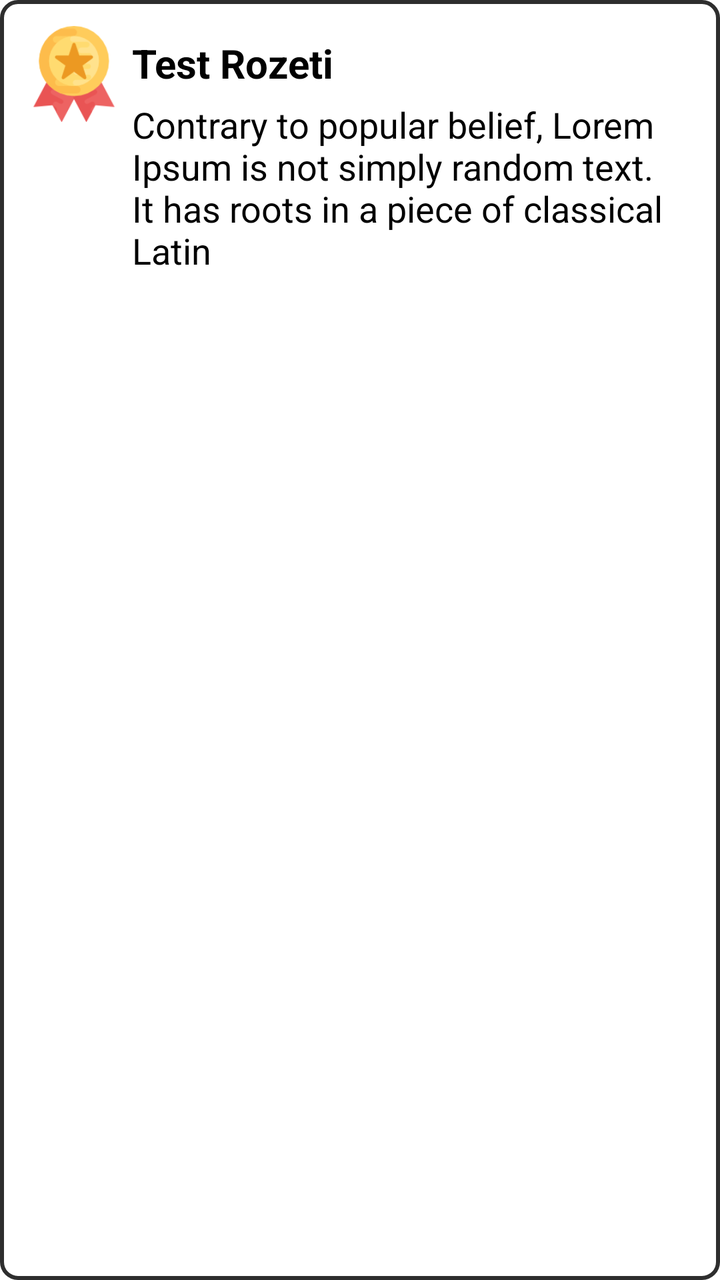
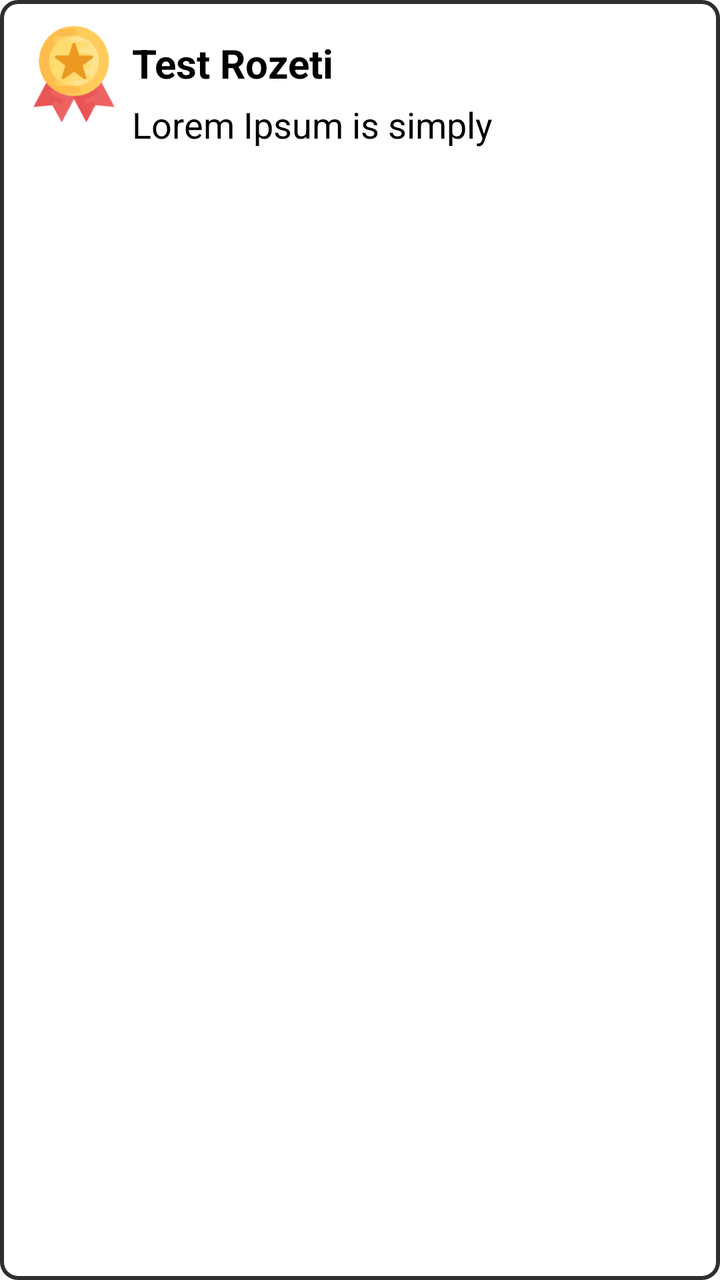

Two renders of the same Android screen: before a commit and after it. Below are the layout's source before the change and the commit's diff.
<!-- AndroidManifest.xml: application theme Theme.Yolcu -->
<!-- res/layout/rozet_list.xml -->
<androidx.constraintlayout.widget.ConstraintLayout xmlns:android="http://schemas.android.com/apk/res/android"
    xmlns:app="http://schemas.android.com/apk/res-auto"
    android:layout_width="match_parent"
    android:layout_height="wrap_content"
    android:orientation="horizontal"
    android:background="@drawable/rozet_bg"
    android:padding="8dp"
    android:layout_margin="5dp">

    <ImageView
        android:id="@+id/badgeIcon"
        android:layout_width="48dp"
        android:layout_height="48dp"
        android:layout_margin="5dp"
        android:contentDescription="@string/badge_icon"
        android:src="@drawable/medal"
        app:layout_constraintStart_toStartOf="parent"
        app:layout_constraintTop_toTopOf="parent" />


    <TextView
        android:id="@+id/badgeName"
        android:layout_width="wrap_content"
        android:layout_height="wrap_content"
        android:layout_margin="5dp"
        android:text="Test Rozeti"
        android:textSize="20sp"
        android:textStyle="bold"
        app:layout_constraintStart_toEndOf="@id/badgeIcon"
        app:layout_constraintTop_toTopOf="@id/badgeIcon" />

    <TextView
        android:id="@+id/badgeDescription"
        android:layout_width="0dp"
        android:layout_height="wrap_content"
        android:layout_margin="5dp"
        android:text="Contrary to popular belief, Lorem Ipsum is not simply random text. It has roots in a piece of classical Latin"
        android:textSize="18sp"
        app:layout_constraintEnd_toEndOf="parent"
        app:layout_constraintStart_toEndOf="@id/badgeIcon"
        app:layout_constraintTop_toBottomOf="@id/badgeName" />

</androidx.constraintlayout.widget.ConstraintLayout>
<!-- resources referenced by this layout -->
<resources>
  <!-- drawable medal: png bitmap (drawable, 6739 bytes) -->
  <!-- drawable rozet_bg (drawable) -->
  <?xml version="1.0" encoding="utf-8"?>
  <shape xmlns:android="http://schemas.android.com/apk/res/android"
      android:shape="rectangle">
      <stroke
          android:width="2dp"
      android:color="@color/infoGameText"/>
      <corners android:radius="8dp"/>
  </shape>
  <string name="badge_icon">rozet simge</string>
  <style name="Theme.Yolcu" parent="Theme.MaterialComponents.DayNight.DarkActionBar">
          
          <item name="colorPrimary">#9CCC65</item>
          <item name="colorPrimaryVariant">#43A047</item>
          <item name="colorOnPrimary">@color/white</item>
          
          <item name="colorSecondary">#9CCC65</item>
          <item name="colorSecondaryVariant">@color/teal_700</item>
          <item name="colorOnSecondary">@color/white</item>
          
          <item name="android:statusBarColor">?attr/colorPrimaryVariant</item>
          
          <item name="actionMenuTextColor">@color/white</item>
          <item name="android:actionMenuTextColor">@color/white</item>
          <item name="android:textColor">@color/black</item>
      </style>
  <color name="infoGameText">#2E2E2E</color>
  <color name="white">#FFFFFFFF</color>
  <color name="teal_700">#FF018786</color>
  <color name="black">#FF000000</color>
</resources>

<!-- the commit's change to res/layout/rozet_list.xml (unified diff, before → after) -->
@@ -23,7 +23,7 @@
         android:layout_width="wrap_content"
         android:layout_height="wrap_content"
         android:layout_margin="5dp"
-        android:text="Test Rozeti"
+        android:text="@string/test_rozeti"
         android:textSize="20sp"
         android:textStyle="bold"
         app:layout_constraintStart_toEndOf="@id/badgeIcon"
@@ -34,7 +34,7 @@
         android:layout_width="0dp"
         android:layout_height="wrap_content"
         android:layout_margin="5dp"
-        android:text="Contrary to popular belief, Lorem Ipsum is not simply random text. It has roots in a piece of classical Latin"
+        android:text="@string/testYazisi"
         android:textSize="18sp"
         app:layout_constraintEnd_toEndOf="parent"
         app:layout_constraintStart_toEndOf="@id/badgeIcon"
<!-- resource entries referenced after the edit -->
@@ -11,6 +11,8 @@
       <corners android:radius="8dp"/>
   </shape>
   <string name="badge_icon">rozet simge</string>
+  <string name="testYazisi">Lorem Ipsum is simply</string>
+  <string name="test_rozeti">Test Rozeti</string>
   <style name="Theme.Yolcu" parent="Theme.MaterialComponents.DayNight.DarkActionBar">
           
           <item name="colorPrimary">#9CCC65</item>
